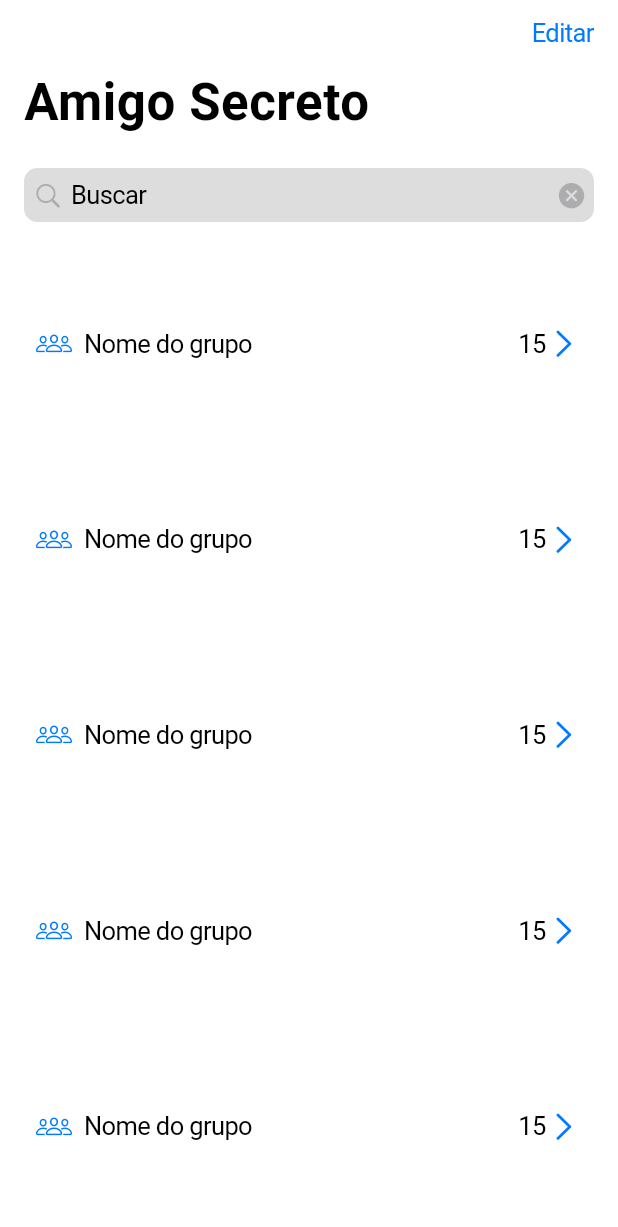
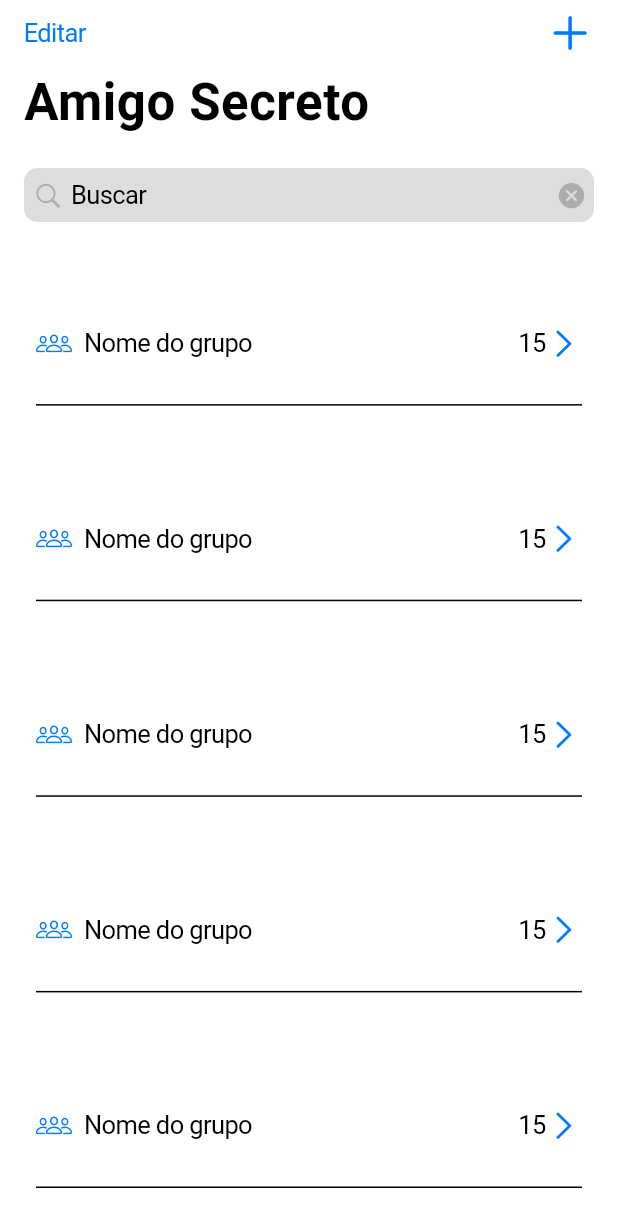
Before and after one commit to kelvingarcia/sorteio_amigo_secreto_whatsapp, a Flutter app: the screen it shows after launch, on a phone screen of 412 x 824 dp. Shown: the top 1227 px of the screen. Run offline on Flutter 3.47's test engine with Material 2 defaults, Android fonts, the phone set to English and light mode, and no system bars.

Commit message:
adicionando chamada da tela de cadastro

```diff
--- a/lib/components/group_box.dart
+++ b/lib/components/group_box.dart
@@ -13,6 +13,15 @@ class _BoxGroupState extends State<BoxGroup> {
   Widget build(BuildContext context) {
     return SizedBox(
       height: MediaQuery.of(context).size.height * 0.1,
+      child: Container(
+        decoration: BoxDecoration(
+          border: Border(
+            bottom: BorderSide(
+              color: CupertinoColors.black,
+              width: 1.0,
+            ),
+          ),
+        ),
         child: Row(
           mainAxisAlignment: MainAxisAlignment.spaceBetween,
           children: [
@@ -33,6 +42,7 @@ class _BoxGroupState extends State<BoxGroup> {
             ),
           ],
         ),
+      ),
     );
   }
 }
--- a/lib/main.dart
+++ b/lib/main.dart
@@ -1,5 +1,6 @@
 import 'package:flutter/cupertino.dart';
-import 'package:sorteio_amigo_secreto_whatsapp/components/group_box.dart';
+import 'package:sorteio_amigo_secreto_whatsapp/screens/create_group.dart';
+import 'components/group_box.dart';
 
 void main() => runApp(const MyApp());
 
@@ -30,13 +31,21 @@ class _MyHomePageState extends State<MyHomePage> {
     return CupertinoPageScaffold(
       child: CustomScrollView(
         slivers: [
-          const CupertinoSliverNavigationBar(
-            trailing: Text(
+          CupertinoSliverNavigationBar(
+            leading: Text(
               'Editar',
               style: TextStyle(
                 color: CupertinoColors.activeBlue,
               ),
             ),
+            trailing: GestureDetector(
+                onTap: () => Navigator.push(
+                      context,
+                      CupertinoPageRoute(
+                        builder: (context) => CreateGroup(),
+                      ),
+                    ),
+                child: Icon(CupertinoIcons.add)),
             largeTitle: Text('Amigo Secreto'),
           ),
           const SliverToBoxAdapter(
```
Also changed, not shown: lib/screens/create_group.dart (added, +24 -0 lines). Lines whose indentation alone changed are shown as unchanged.
